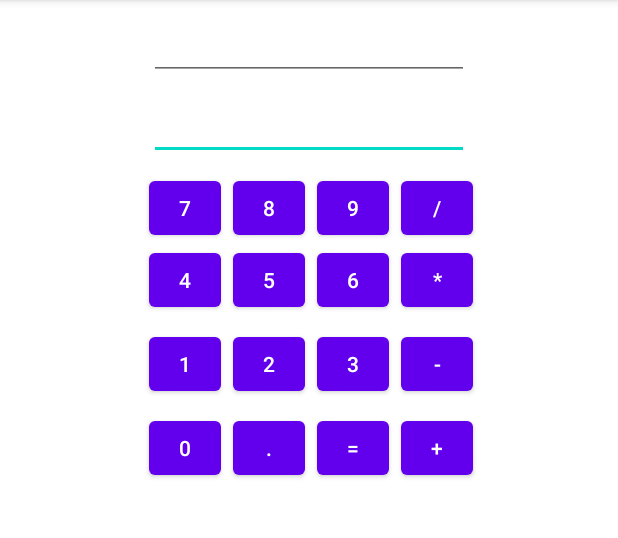
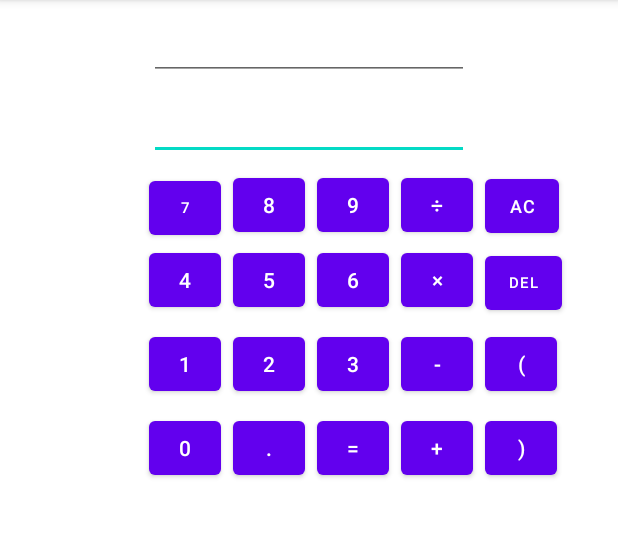
Before and after one commit to IbrahimDinho/Calculator-app, an Android app: the screen it shows after launch (MainActivity), on a phone screen of 412 x 824 dp, the part 84-622 px from its top. Run offline under Robolectric (Android 15) with nearby library versions, the phone set to English and light mode, and no system bars.

Commit message:
Added more buttons

```diff
--- a/app/src/main/res/layout/activity_main.xml
+++ b/app/src/main/res/layout/activity_main.xml
@@ -5,6 +5,17 @@
     android:layout_width="match_parent"
     android:layout_height="match_parent"
     tools:context=".MainActivity">
+
+    <Button
+        android:id="@+id/paranthesisClose"
+        android:layout_width="wrap_content"
+        android:layout_height="wrap_content"
+        android:layout_marginStart="8dp"
+        android:layout_marginLeft="8dp"
+        android:minWidth="48dip"
+        android:text=")"
+        app:layout_constraintBaseline_toBaselineOf="@+id/buttonAdd"
+        app:layout_constraintStart_toEndOf="@+id/buttonAdd" />
 
     <EditText
         android:id="@+id/result"
@@ -74,7 +85,7 @@
         android:layout_marginStart="8dp"
         android:layout_marginLeft="8dp"
         android:minWidth="48dp"
-        android:text="/"
+        android:text="÷"
         app:layout_constraintBaseline_toBaselineOf="@+id/button9"
         app:layout_constraintStart_toEndOf="@+id/button9" />
 
@@ -148,7 +159,7 @@
         android:layout_marginStart="8dp"
         android:layout_marginLeft="8dp"
         android:minWidth="48dp"
-        android:text="*"
+        android:text="×"
         app:layout_constraintBaseline_toBaselineOf="@+id/button6"
         app:layout_constraintStart_toEndOf="@+id/button6" />
 
@@ -180,6 +191,7 @@
         android:layout_marginTop="8dp"
         android:minWidth="48dp"
         android:text="7"
+        android:textSize="10sp"
         app:layout_constraintStart_toStartOf="@+id/newNumber"
         app:layout_constraintTop_toBottomOf="@+id/newNumber" />
 
@@ -219,4 +231,39 @@
         app:layout_constraintStart_toStartOf="parent"
         app:layout_constraintTop_toBottomOf="@+id/result" />
 
+    <Button
+        android:id="@+id/clear"
+        android:layout_width="wrap_content"
+        android:layout_height="wrap_content"
+        android:layout_marginStart="8dp"
+        android:layout_marginLeft="8dp"
+        android:minWidth="48dip"
+        android:text="AC"
+        android:textSize="12sp"
+        app:layout_constraintBaseline_toBaselineOf="@+id/buttonDivide"
+        app:layout_constraintStart_toEndOf="@+id/buttonDivide" />
+
+    <Button
+        android:id="@+id/backspace"
+        android:layout_width="wrap_content"
+        android:layout_height="wrap_content"
+        android:layout_marginStart="8dp"
+        android:layout_marginLeft="8dp"
+        android:minWidth="48dip"
+        android:text="DEL"
+        android:textSize="10sp"
+        app:layout_constraintBaseline_toBaselineOf="@+id/buttonMultiply"
+        app:layout_constraintStart_toEndOf="@+id/buttonMultiply" />
+
+    <Button
+        android:id="@+id/parenthesisOpen"
+        android:layout_width="wrap_content"
+        android:layout_height="wrap_content"
+        android:layout_marginStart="8dp"
+        android:layout_marginLeft="8dp"
+        android:minWidth="48dip"
+        android:text="("
+        app:layout_constraintBaseline_toBaselineOf="@+id/buttonMinus"
+        app:layout_constraintStart_toEndOf="@+id/buttonMinus" />
+
 </androidx.constraintlayout.widget.ConstraintLayout>
```
